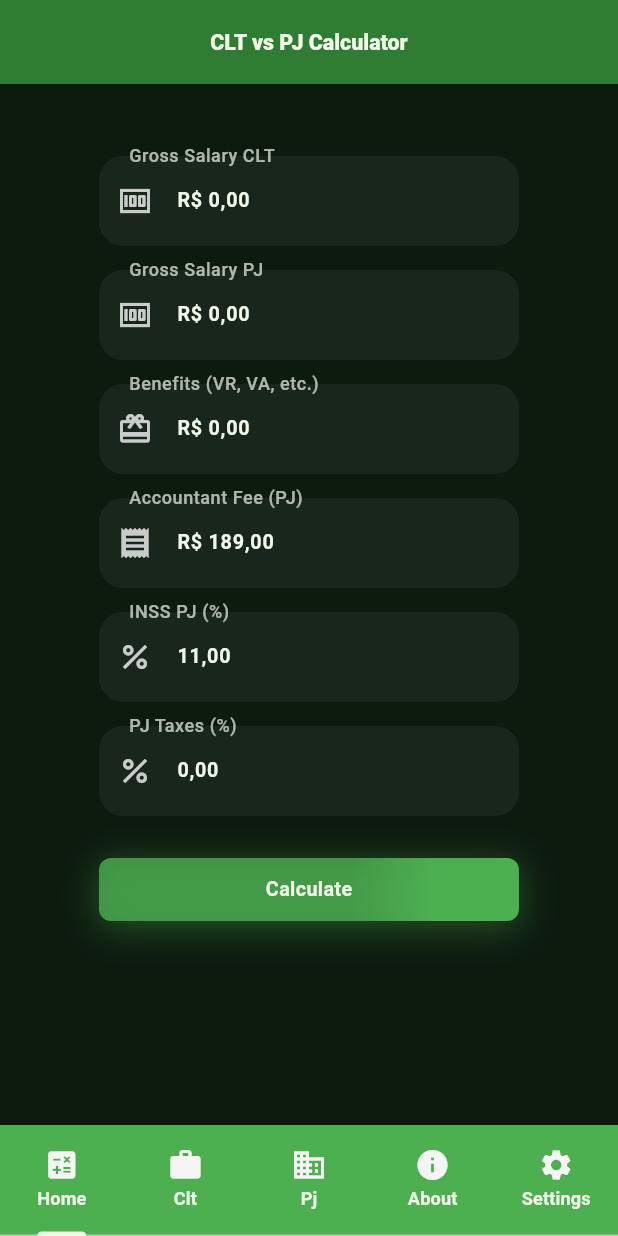
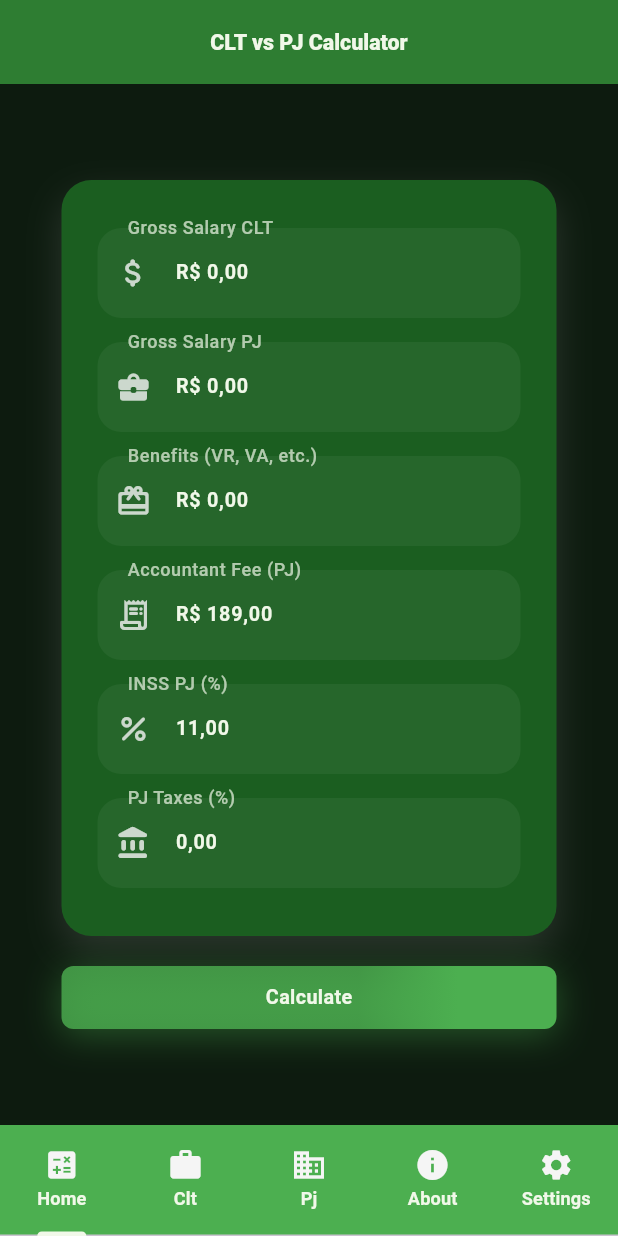
Before and after one commit to Victor-Zarzar/cltxpj-flutter, a Flutter app: the screen it shows after launch, on a phone screen of 412 x 824 dp. Run offline on Flutter 3.47's test engine with Material 3 defaults, Android fonts, the phone set to English and light mode, and no system bars; our stand-ins replace easy_localization, fl_chart, flutter_local_notifications, flutter_masked_text2, flutter_secure_storage, flutter_svg and 3 more.

Commit message:
Update layout and functions

```diff
--- a/lib/controller/calculate_controller.dart
+++ b/lib/controller/calculate_controller.dart
@@ -51,10 +51,10 @@ class CalculatorController extends ChangeNotifier {
     inssPj: 0.11,
   );
 
-  bool get hasValidInput {
-    return salaryCltController.numberValue > 0 ||
-        benefitsController.numberValue > 0;
-  }
+  bool get hasValidInput =>
+      salaryCltController.numberValue > 0 &&
+      inssPjController.numberValue > 0 &&
+      taxesPjController.numberValue > 0;
 
   double get totalClt {
     final inss = calculateInss(model.salaryClt);
--- a/lib/controller/clt_controller.dart
+++ b/lib/controller/clt_controller.dart
@@ -22,7 +22,7 @@ class CltController extends ChangeNotifier {
   double irrf = 0.0;
   double benefits = 0.0;
 
-  bool get hasValidInput => netSalary > 0 && benefits > 0;
+  bool get hasValidInput => netSalary > 0;
 
   CltController() {
     _loadData();
--- a/lib/features/app_theme.dart
+++ b/lib/features/app_theme.dart
@@ -13,7 +13,7 @@ class AppBarColor {
   AppBarColor._();
   static Color get primaryColor => const Color(0xFF1B5E20);
   static Color get secondaryColor => const Color(0xFF2E7D32);
-  static Color get thirdColor => const Color(0xFF81C784);
+  static Color get thirdColor => const Color(0xFF1E1E1E);
   static Color get fourthColor => const Color(0xFF090707);
 }
 
@@ -46,7 +46,7 @@ class TabBarColor {
   static Color get primaryColor => const Color(0xFF4CAF50);
   static Color get secondaryColor => const Color(0xFF66BB6A);
   static Color get thirdColor => const Color(0xFF81C784);
-  static Color get fourthColor => const Color(0xFF090707);
+  static Color get fourthColor => const Color(0xFF1E1E1E);
 }
 
 class TextFormColor {
@@ -124,7 +124,7 @@ class PieChartColor {
 
 class CardColor {
   CardColor._();
-  static Color get primaryColor => const Color(0xFF0D1B0F);
+  static Color get primaryColor => const Color(0xFF1E1E1E);
   static Color get secondaryColor => const Color(0xFF1B5E20);
   static Color get thirdColor => const Color(0xFF0F0C0C);
   static Color get fourthColor => const Color(0xFF000000);
--- a/lib/view/about_page.dart
+++ b/lib/view/about_page.dart
@@ -44,7 +44,7 @@ class _AboutPageState extends State<AboutPage> {
                     centerTitle: true,
                     backgroundColor:
                         notifier.isDark
-                            ? AppBarColor.fourthColor
+                            ? AppBarColor.thirdColor
                             : AppBarColor.secondaryColor,
                     title: Text("about".tr(), style: context.h1),
                   ),
--- a/lib/view/home_page.dart
+++ b/lib/view/home_page.dart
@@ -48,7 +48,7 @@ class _HomePageState extends State<HomePage> {
             centerTitle: true,
             backgroundColor:
                 notifier.isDark
-                    ? AppBarColor.fourthColor
+                    ? AppBarColor.thirdColor
                     : AppBarColor.secondaryColor,
             title: Text('app_bar_title'.tr(), style: context.h1),
           ),
@@ -79,7 +79,7 @@ class _HomePageState extends State<HomePage> {
     return Responsive(
       mobile: _buildContent(
         context,
-        maxWidth: 320,
+        maxWidth: 370,
         padding: 20,
         minHeight: 550,
       ),
--- a/lib/view/settings_page.dart
+++ b/lib/view/settings_page.dart
@@ -30,7 +30,7 @@ class _SettingsPageState extends State<SettingsPage> {
           appBar: AppBar(
             backgroundColor:
                 notifier.isDark
-                    ? AppBarColor.fourthColor
+                    ? AppBarColor.thirdColor
                     : AppBarColor.secondaryColor,
             automaticallyImplyLeading: false,
             centerTitle: true,
--- a/lib/view/theme_page.dart
+++ b/lib/view/theme_page.dart
@@ -32,7 +32,7 @@ class ThemePage extends StatelessWidget {
         centerTitle: true,
         backgroundColor:
             notifier.isDark
-                ? AppBarColor.fourthColor
+                ? AppBarColor.thirdColor
                 : AppBarColor.secondaryColor,
       ),
       body: Padding(
--- a/lib/view/widgets/body_home_container.dart
+++ b/lib/view/widgets/body_home_container.dart
@@ -41,11 +41,11 @@ class BodyContainer extends StatelessWidget {
     final controller = context.read<CalculatorController>();
     return Consumer<UiProvider>(
       builder: (context, notifier, child) {
-        return GestureDetector(
+        return Center(
+          child: GestureDetector(
             onTap: () => FocusManager.instance.primaryFocus?.unfocus(),
             child: SingleChildScrollView(
               padding: EdgeInsets.all(padding),
-            child: Center(
               child: ConstrainedBox(
                 constraints: BoxConstraints(
                   maxWidth: maxWidth,
@@ -58,47 +58,76 @@ class BodyContainer extends StatelessWidget {
                     child: Column(
                       crossAxisAlignment: CrossAxisAlignment.stretch,
                       children: [
+                        Container(
+                          decoration: BoxDecoration(
+                            color:
+                                notifier.isDark
+                                    ? CardColor.primaryColor
+                                    : CardColor.secondaryColor,
+                            borderRadius: BorderRadius.circular(20),
+                            boxShadow: [
+                              BoxShadow(
+                                color:
+                                    notifier.isDark
+                                        ? Colors.black.withValues(alpha: 0.3)
+                                        : Colors.grey.withValues(alpha: 0.2),
+                                blurRadius: 20,
+                                offset: const Offset(0, 10),
+                                spreadRadius: 0,
+                              ),
+                            ],
+                          ),
+                          child: Padding(
+                            padding: const EdgeInsets.all(24.0),
+                            child: Column(
+                              crossAxisAlignment: CrossAxisAlignment.stretch,
+                              children: [
                                 InputField(
                                   label: 'salary_clt'.tr(),
                                   controller: controller.salaryCltController,
-                          icon: Icons.money,
+                                  icon: Icons.attach_money_rounded,
                                   maxWidth: maxWidth,
                                   onChanged: (_) => controller.calculate(),
                                 ),
                                 InputField(
                                   label: 'salary_pj'.tr(),
                                   controller: controller.salaryPjController,
-                          icon: Icons.money,
+                                  icon: Icons.business_center_rounded,
                                   maxWidth: maxWidth,
                                   onChanged: (_) => controller.calculate(),
                                 ),
                                 InputField(
                                   label: 'benefits_clt'.tr(),
                                   controller: benefitsController,
-                          icon: Icons.card_giftcard,
+                                  icon: Icons.card_giftcard_rounded,
                                   maxWidth: maxWidth,
                                   onChanged: (_) => controller.calculate(),
                                 ),
                                 InputField(
                                   label: 'accountant_fee'.tr(),
-                          controller: controller.accountantFeeController,
-                          icon: Icons.receipt,
+                                  controller:
+                                      controller.accountantFeeController,
+                                  icon: Icons.receipt_long_rounded,
                                   maxWidth: maxWidth,
                                   onChanged: (_) => controller.calculate(),
                                 ),
                                 InputField(
                                   label: 'inss_pj'.tr(),
                                   controller: controller.inssPjController,
-                          icon: Icons.percent,
+                                  icon: Icons.percent_rounded,
                                   maxWidth: maxWidth,
                                   onChanged: (_) => controller.calculate(),
                                 ),
                                 InputField(
                                   label: 'taxes_pj'.tr(),
                                   controller: controller.taxesPjController,
-                          icon: Icons.percent,
+                                  icon: Icons.account_balance_rounded,
                                   maxWidth: maxWidth,
                                   onChanged: (_) => controller.calculate(),
+                                ),
+                              ],
+                            ),
+                          ),
                         ),
                         const SizedBox(height: 20),
                         CustomButton(
@@ -113,6 +142,7 @@ class BodyContainer extends StatelessWidget {
                           onPressed: () {
                             final controller =
                                 context.read<CalculatorController>();
+
                             if (!controller.hasValidInput) {
                               ShowDialogError.show(
                                 context,
```
Also changed, not shown: lib/view/clt_salary_page.dart (+31 -4 lines), lib/view/pj_salary_page.dart (+33 -7 lines). Lines whose indentation alone changed are shown as unchanged.
